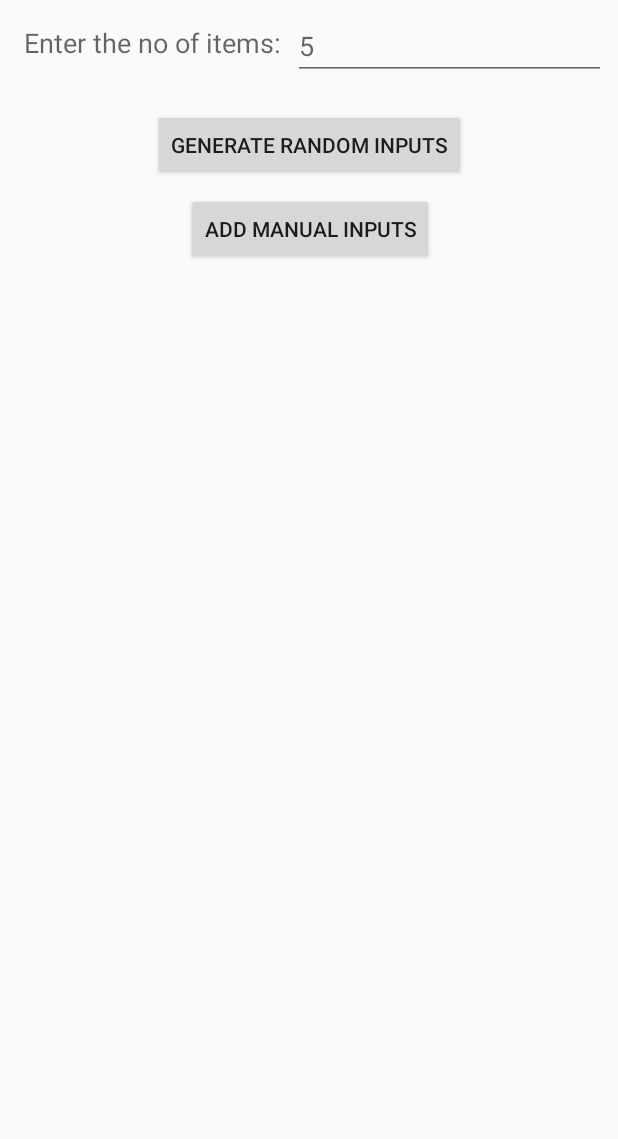
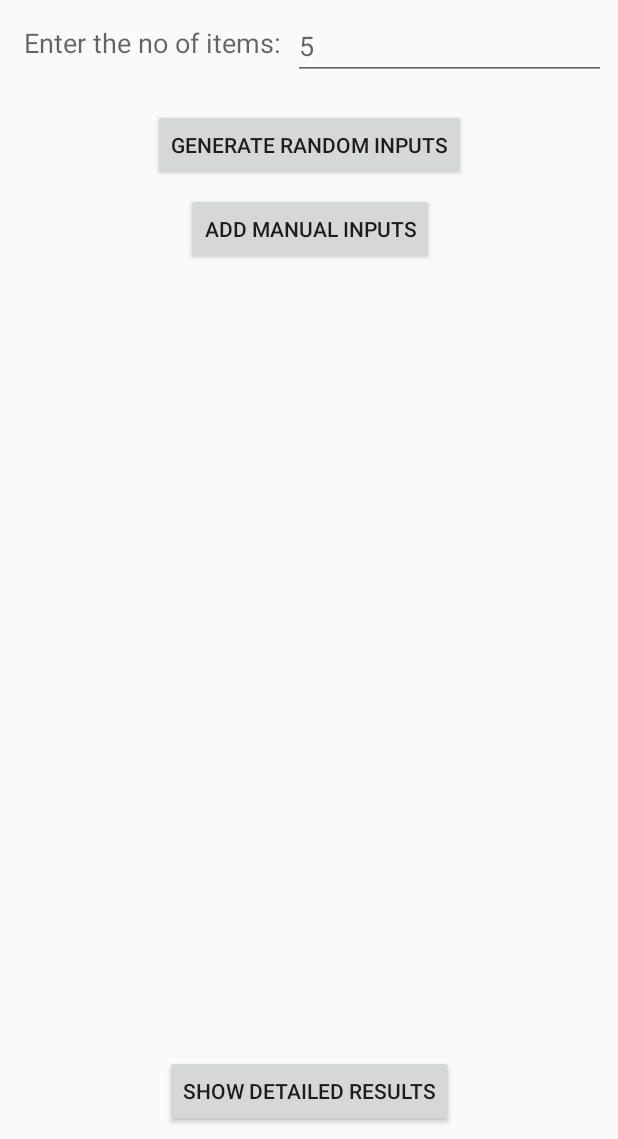
Before and after one commit to chiragbhatia94/KnapsackAndroid, an Android app: the layout activity_problem_solution.xml on its own in the app's theme, with its tools: preview values and no code run, on a phone screen of 412 x 824 dp, the part 97-1236 px from its top. Run offline under Robolectric (Android 15) with nearby library versions, the phone set to English and light mode, and no system bars.

Commit message:
Added activity to show detailed results.
Signed-off-by: Chirag Bhatia <chiragbhatia94@gmail.com>

```diff
--- a/app/build.gradle
+++ b/app/build.gradle
@@ -4,7 +4,7 @@ android {
     compileSdkVersion 27
     defaultConfig {
         applicationId "com.chiragbhatia.scimataknapsack"
-        minSdkVersion 15
+        minSdkVersion 16
         targetSdkVersion 27
         versionCode 1
         versionName "1.0"
--- a/app/src/main/AndroidManifest.xml
+++ b/app/src/main/AndroidManifest.xml
@@ -26,6 +26,7 @@
         <activity
             android:name=".ProblemSolutionActivity"
             android:windowSoftInputMode="stateAlwaysHidden" />
+        <activity android:name=".ResultsActivity"></activity>
     </application>
 
 </manifest>
--- a/app/src/main/res/layout/activity_problem_solution.xml
+++ b/app/src/main/res/layout/activity_problem_solution.xml
@@ -23,9 +23,9 @@
         android:id="@+id/capacityET"
         android:layout_width="0dp"
         android:layout_height="wrap_content"
-        android:hint="@string/forty_five"
         android:layout_marginEnd="8dp"
         android:layout_marginRight="8dp"
+        android:hint="@string/forty_five"
         android:inputType="number"
         app:layout_constraintEnd_toEndOf="parent"
         app:layout_constraintStart_toEndOf="@+id/textView1"
@@ -48,9 +48,9 @@
         android:id="@+id/itemsET"
         android:layout_width="0dp"
         android:layout_height="wrap_content"
-        android:hint="@string/five"
         android:layout_marginEnd="8dp"
         android:layout_marginRight="8dp"
+        android:hint="@string/five"
         android:inputType="number"
         app:layout_constraintEnd_toEndOf="parent"
         app:layout_constraintStart_toEndOf="@+id/textView2"
@@ -88,7 +88,24 @@
     <ListView
         android:id="@+id/itemsListView"
         android:layout_width="wrap_content"
+        android:layout_height="0dp"
+        android:layout_marginBottom="8dp"
+        android:layout_marginTop="8dp"
+        app:layout_constraintBottom_toTopOf="@+id/showDetailResultsButton"
+        app:layout_constraintTop_toBottomOf="@+id/addManualInputsButton" />
+
+    <Button
+        android:id="@+id/showDetailResultsButton"
+        android:layout_width="wrap_content"
         android:layout_height="wrap_content"
-        android:layout_margin="8dp"
-        app:layout_constraintTop_toBottomOf="@+id/addManualInputsButton">
-    </ListView></android.support.constraint.ConstraintLayout>
+        android:layout_marginBottom="8dp"
+        android:layout_marginEnd="8dp"
+        android:layout_marginLeft="8dp"
+        android:layout_marginRight="8dp"
+        android:onClick="showDetailedResult"
+        android:layout_marginStart="8dp"
+        android:text="@string/show_detailed_results"
+        app:layout_constraintBottom_toBottomOf="parent"
+        app:layout_constraintEnd_toEndOf="parent"
+        app:layout_constraintStart_toStartOf="parent" />
+</android.support.constraint.ConstraintLayout>
--- a/app/src/main/res/values/strings.xml
+++ b/app/src/main/res/values/strings.xml
@@ -31,4 +31,7 @@
     <string name="item">Item</string>
     <string name="weight">Weight</string>
     <string name="value">Value</string>
+    <string name="show_detailed_results">Show Detailed Results</string>
+    <string name="following_items_will_be_selected">Following items will be selected</string>
+    <string name="final_weight_xyz_value_pqr">Final Weight = xyz value = pqr</string>
 </resources>
```
Also changed, not shown: app/src/main/java/com/chiragbhatia/scimataknapsack/CommonConstants.java (added, +9 -0 lines), app/src/main/java/com/chiragbhatia/scimataknapsack/ProblemSolutionActivity.java (+27 -1 lines), app/src/main/java/com/chiragbhatia/scimataknapsack/ResultsActivity.java (added, +54 -0 lines), app/src/main/res/layout/activity_results.xml (added, +60 -0 lines).
